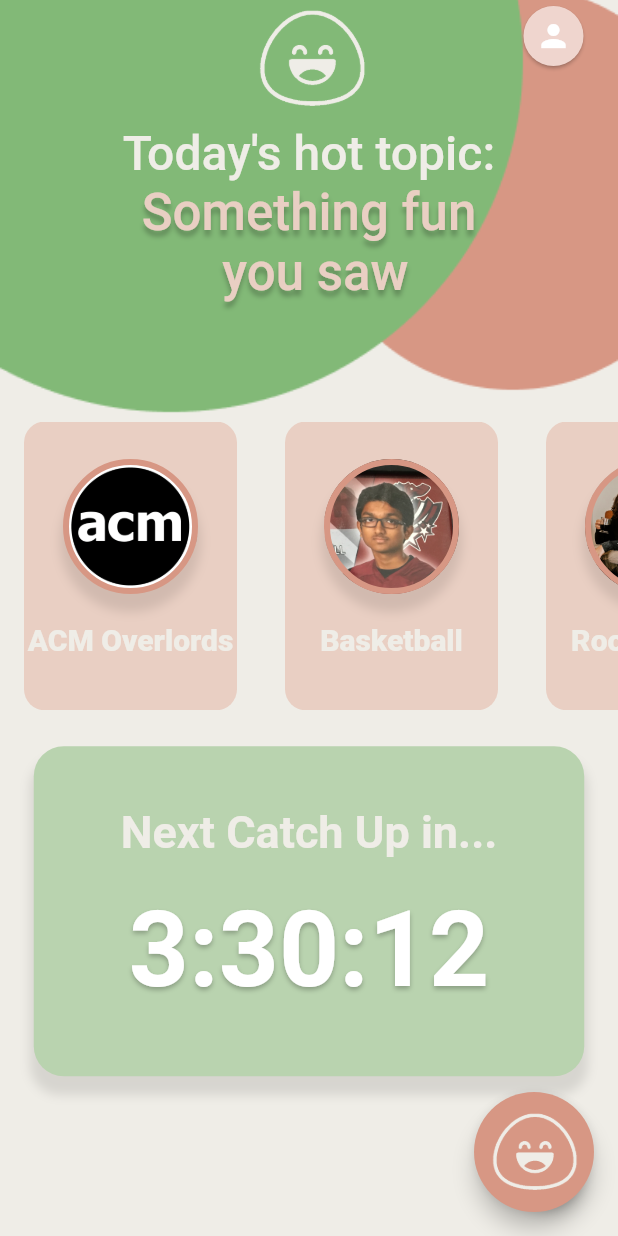
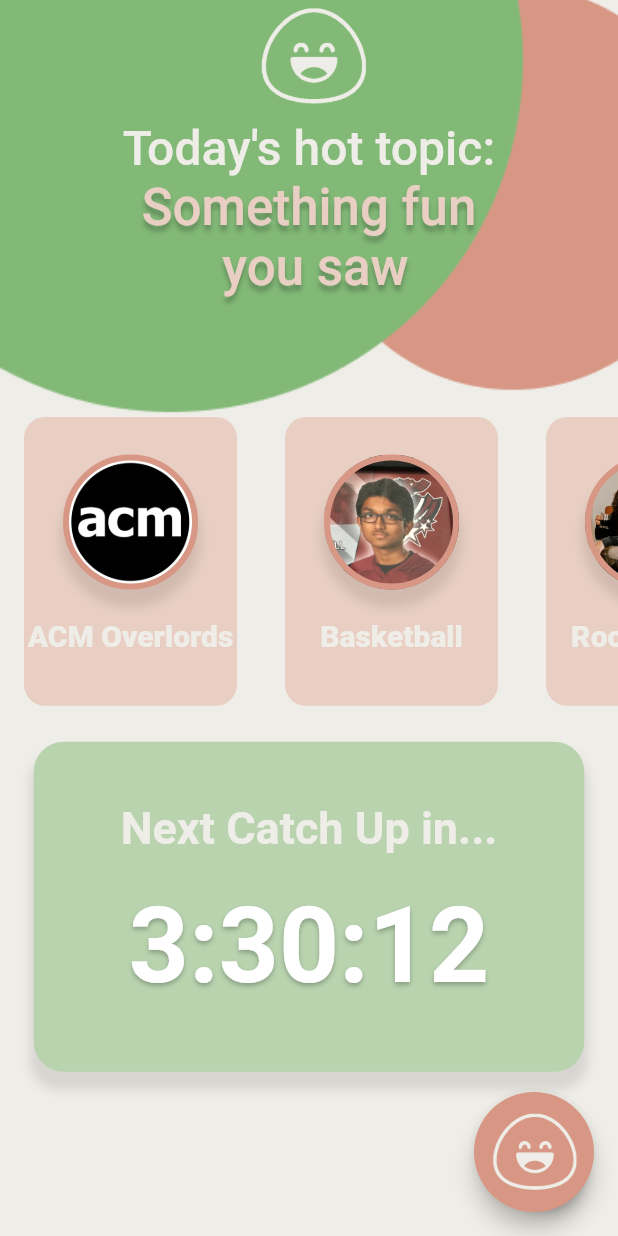
Before and after one commit to acm-projects/Catch-Up, a Flutter app: the screen it shows once a user with an empty profile is signed in, on a phone screen of 412 x 824 dp. Run offline on Flutter 3.47's test engine with Material 2 defaults, Android fonts, the phone set to English and light mode, and no system bars; our stand-ins replace animated_splash_screen, camera, cloud_firestore, firebase_auth, firebase_core, firebase_storage and 3 more; accounts and stored records are empty; Roboto replaces fonts that are missing (Cartis-Beautyful-serif, Poppins); project files that could hold a hidden picture were left out.

```diff
--- a/lib/screens/home.dart
+++ b/lib/screens/home.dart
@@ -365,32 +365,7 @@ class _HomeState extends State<Home> {
                       height: 75,
                       width: 75,
                     ),
-                    SizedBox(width: 100),
-                    Column(
-                      children: [
-                        Row(
-                          children: [
-                            FloatingActionButton.small(
-                              onPressed: () {
-                                Navigator.of(context).push(MaterialPageRoute(
-                                    builder: ((BuildContext context) {
-                                  return ProfilePage();
-                                })));
-                              },
-                              elevation: 1,
-                              child: Icon(
-                                Icons.person,
-                                color: Colors.white,
-                              ),
-                            ),
-                            SizedBox(
-                              width: 20,
-                            ),
-                          ],
-                        ),
-                        SizedBox(height: 30),
-                      ],
-                    ),
+                    SizedBox(width: 165),
                   ],
                 ),
                 const SizedBox(height: 5),
@@ -697,12 +672,12 @@ class _HomeState extends State<Home> {
               onPressed: () {
                 Navigator.of(context)
                     .push(MaterialPageRoute(builder: ((BuildContext context) {
-                  return const VoicePage();
+                  return ProfilePage();
                 })));
               },
               icon: const Icon(
-                Icons.mic,
-                size: 35,
+                Icons.account_circle,
+                size: 40,
               ),
             ),
           ),
--- a/lib/screens/individual_group_catchup.dart
+++ b/lib/screens/individual_group_catchup.dart
@@ -351,7 +351,7 @@ class _GroupCatchUpState extends State<GroupCatchUp> {
                             borderRadius: BorderRadius.circular(20),
                           )),
                       child: Text(
-                        'Join Group',
+                        'Generate QR Code',
                         style: TextStyle(
                           color: const Color(0xffEFEDE7),
                           fontWeight: FontWeight.bold,
```
Also changed, not shown: lib/screens/create_new_group.dart (+90 -6 lines).
